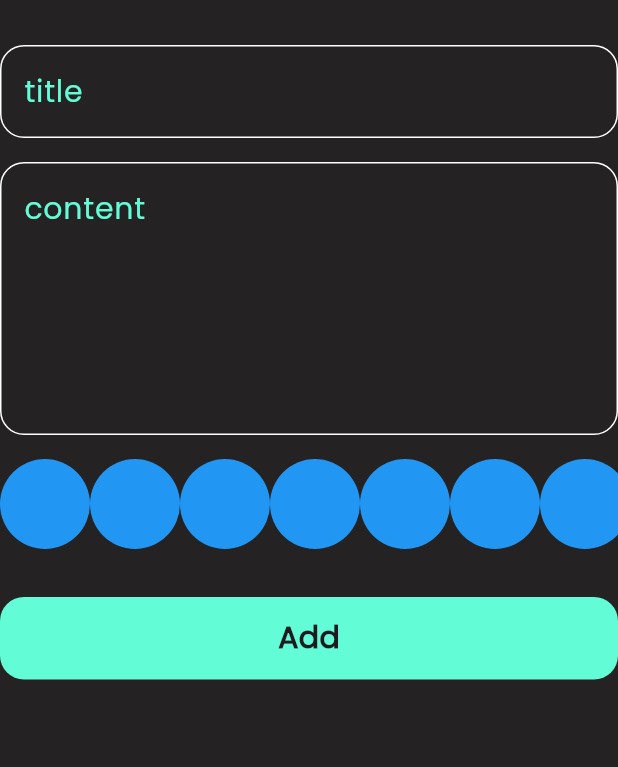
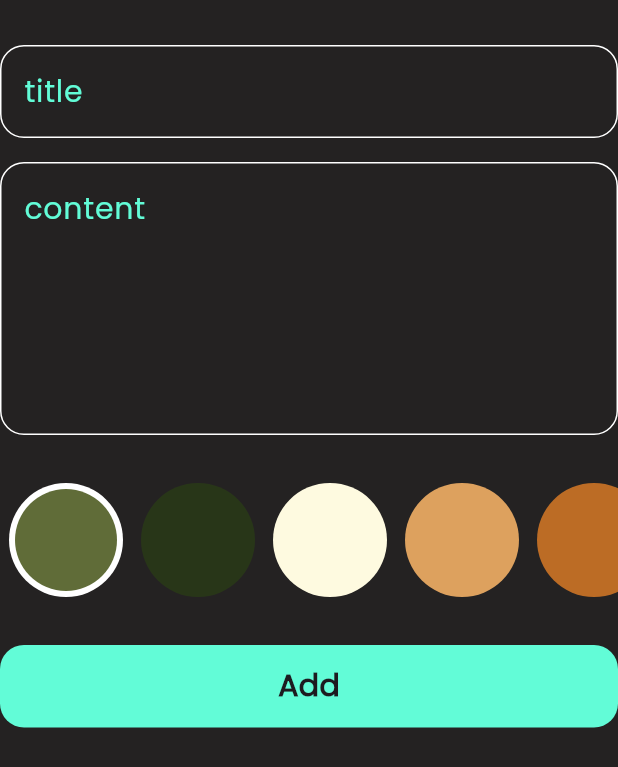
Before and after one commit to anashany-shift/notes_app, a Flutter app: the AddNoteForm widget shown alone on an empty page, opened directly, on a phone screen of 412 x 824 dp. Shown: the top 767 px of the screen. Run offline on Flutter 3.47's test engine with Material 3 defaults, Android fonts, the phone set to English and light mode, and no system bars; our stand-ins replace bloc, flutter_bloc, hive, hive_flutter; accounts and stored records are empty.

Commit message:
create note App change theme and create note_view create notesViewBody create appBar create custom_note_item create notes_list_view add floating action button create bottom sheet create custom Textfield add fields to bottom sheet add custom button create edit note view and navigate to edit view add custom app bar to edit view add textfield to edit view reformate code and create note model add hive package use hive in model and generate code init hive and open note box take input and validate data create cubit add note state add note method to add note cubit add add note cubit to add notr bottom sheet add simple bloc observer refactor place of multi bloc provider and remove from main to bottom sheet file change loading in bottom sheet fix keyboard issue in bottom sheet create notes cubit display notes part 1 display data part 2 and solve some problem format date delete refresh notes finish edit notes creates list view color part 1 Colors List view item

```diff
--- a/lib/views/widgets/add_note_form.dart
+++ b/lib/views/widgets/add_note_form.dart
@@ -46,9 +46,9 @@ class _AddNoteFormState extends State<AddNoteForm> {
           maxLines: 5,
         ),
         SizedBox(
-          height: 16,
+          height: 32,
         ),
-        ColorsListView(),
+        ColorsListView(isActive: true,),
 
         SizedBox(
           height: 32,
@@ -81,5 +81,4 @@ class _AddNoteFormState extends State<AddNoteForm> {
         ),
       ]),
     );
-  }
-}
+  }}
--- a/lib/views/widgets/colors_item.dart
+++ b/lib/views/widgets/colors_item.dart
@@ -1,13 +1,22 @@
 import 'package:flutter/material.dart';
 
 class ColorItem extends StatelessWidget {
-  const ColorItem({super.key});
+  const ColorItem({super.key, required this.isActive, required this.color});
+  final bool isActive;
+  final Color color;
 
   @override
   Widget build(BuildContext context) {
-    return CircleAvatar(
-      radius: 30,
-      backgroundColor: Colors.blue,
+    return isActive ? CircleAvatar(
+      radius: 38,
+      backgroundColor: Colors.white,
+      child: CircleAvatar(
+        radius: 34,
+        backgroundColor: color,
+      ),
+    ):CircleAvatar(
+      radius: 38,
+      backgroundColor: color,
     );
   }
 }
--- a/lib/views/widgets/colors_list_view.dart
+++ b/lib/views/widgets/colors_list_view.dart
@@ -2,19 +2,53 @@ import 'package:flutter/material.dart';
 
 import 'colors_item.dart';
 
-class ColorsListView extends StatelessWidget {
-  const ColorsListView({super.key});
+class ColorsListView extends StatefulWidget {
+  const ColorsListView({super.key, required this.isActive});
+  final bool isActive;
 
+
+  @override
+  State<ColorsListView> createState() => _ColorsListViewState();
+}
+
+class _ColorsListViewState extends State<ColorsListView> {
+  int currentIndex = 0;
+  List<Color>colors=[
+    Color(0xff606c38),
+    Color(0xff283618),
+    Color(0xfffefae0),
+    Color(0xffdda15e),
+    Color(0xffbc6c25),
+    Color(0xff264653),
+    Color(0xff2a9d8f),
+    Color(0xffe9c46a),
+    Color(0xfff4a261),
+    Color(0xffe76f51),
+  ];
   @override
   Widget build(BuildContext context) {
     return SizedBox(
-      height: 60,
+      height: 38 *2,
       child: ListView.builder(
-        itemCount: 10,
+        itemCount: colors.length,
         scrollDirection: Axis.horizontal,
         itemBuilder: (context, index) {
-          return ColorItem();
-        },),
+          return Padding(
+            padding: const EdgeInsets.symmetric(horizontal: 6.0),
+            child: GestureDetector(
+              onTap:(){
+                currentIndex=index;
+                setState(() {
+
+                });
+              },
+                child: ColorItem(
+                  color: colors[index],
+              isActive: currentIndex == index,
+            )),
+          );
+        },
+      ),
     );
   }
 }
```
